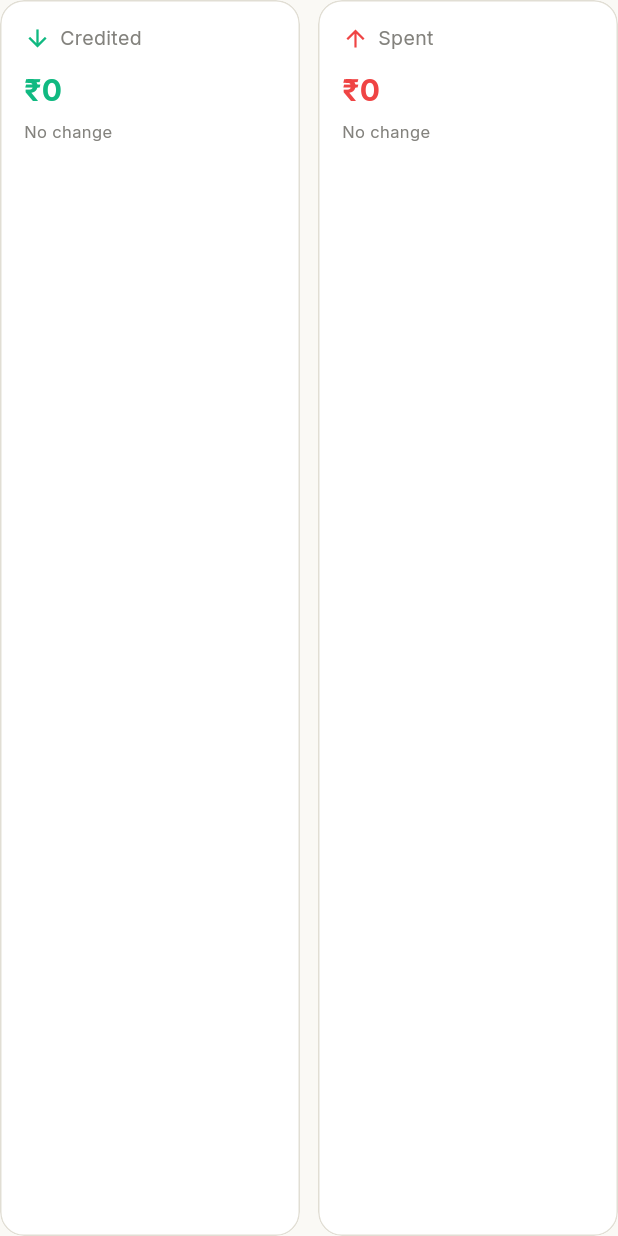
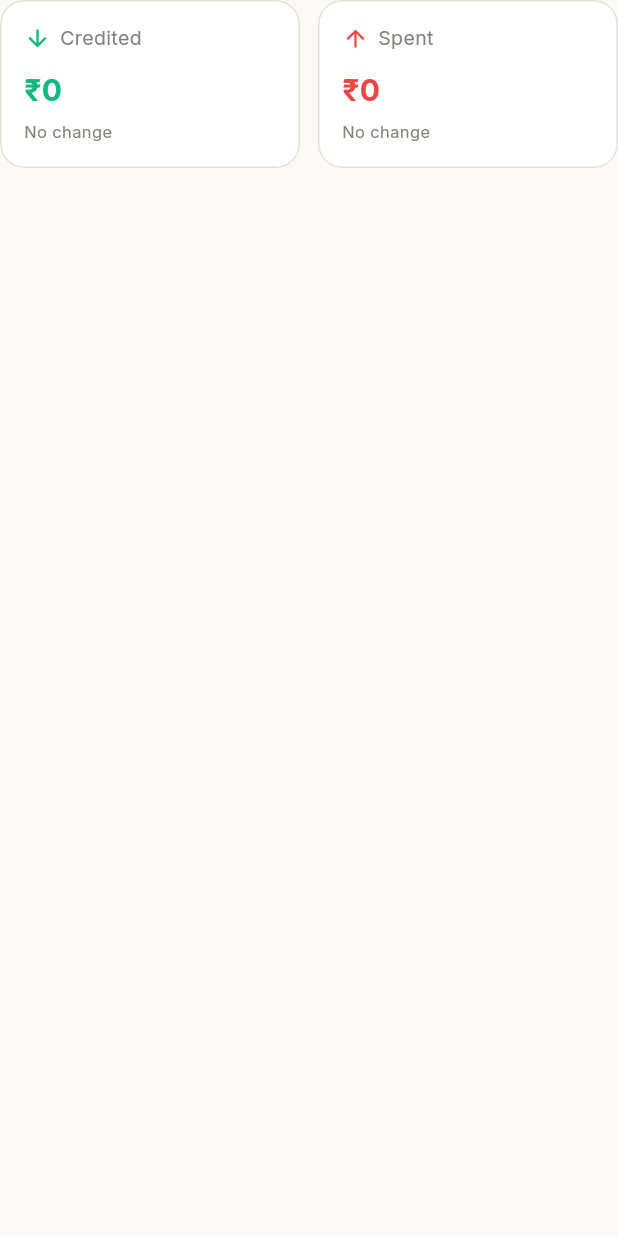
Before and after one commit to rdude1992/sms_org_c, a Flutter app: the _TotalsRow widget shown alone on an empty page, opened directly with empty values, on a phone screen of 412 x 824 dp. Run offline on Flutter 3.47's test engine with Material 3 defaults, Android fonts, the phone set to English and light mode, and no system bars; our stand-ins replace fl_chart, flutter_slidable, local_auth, material_ui, package_info_plus, permission_handler and 4 more; missing offline and left inert: file_selector; accounts and stored records are empty.

Commit message:
Insights: equal-height totals cards, one-line Spent footnote
The Spent card's two-line footnote made it taller than Credited, and
the Row centred them, so the pair looked mismatched. Both cards now
stretch to the same height, and the footnote is a single line
('of ₹X debited').

Co-Authored-By: Claude Opus 5.5 <noreply@anthropic.com>
Claude-Session: https://claude.ai/code/session_01MhG7NVKYN7HzXFgAHdQKCf

```diff
--- a/sms_organizer/lib/screens/insights_screen.dart
+++ b/sms_organizer/lib/screens/insights_screen.dart
@@ -757,7 +757,11 @@ class _TotalsRow extends StatelessWidget {
 
   @override
   Widget build(BuildContext context) {
-    return Row(
+    // Same height for both cards, whichever has more lines (the Spent card's
+    // footnote, a trend badge on only one side).
+    return IntrinsicHeight(
+      child: Row(
+      crossAxisAlignment: CrossAxisAlignment.stretch,
       children: [
         Expanded(
           child: _TotalCard(
@@ -786,12 +790,13 @@ class _TotalsRow extends StatelessWidget {
             // For spend, going up is bad.
             increaseIsGood: false,
             footnote: (summary.totalDebit - summary.totalSpend).abs() >= 1
-                ? 'Debited ${Formatters.currency(summary.totalDebit)} incl. card bills, transfers & investments'
+                ? 'of ${Formatters.currency(summary.totalDebit)} debited'
                 : null,
             onTap: () => onTapDirection(TxnDirection.debit),
           ),
         ),
       ],
+      ),
     );
   }
 }
@@ -851,6 +856,8 @@ class _TotalCard extends StatelessWidget {
                 const SizedBox(height: 6),
                 Text(
                   footnote!,
+                  maxLines: 1,
+                  overflow: TextOverflow.ellipsis,
                   style: TextStyle(fontSize: 11, color: Theme.of(context).colorScheme.onSurfaceVariant),
                 ),
               ],
```
